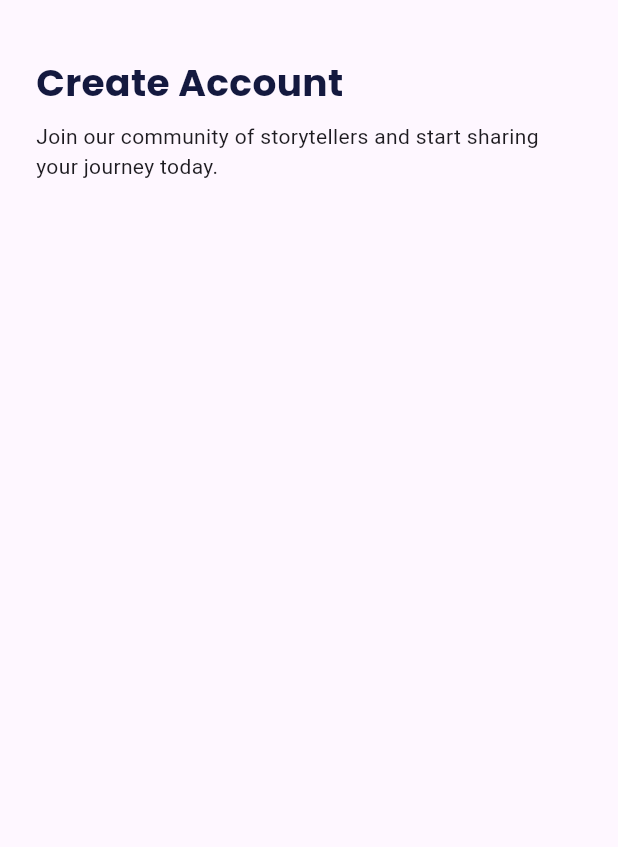
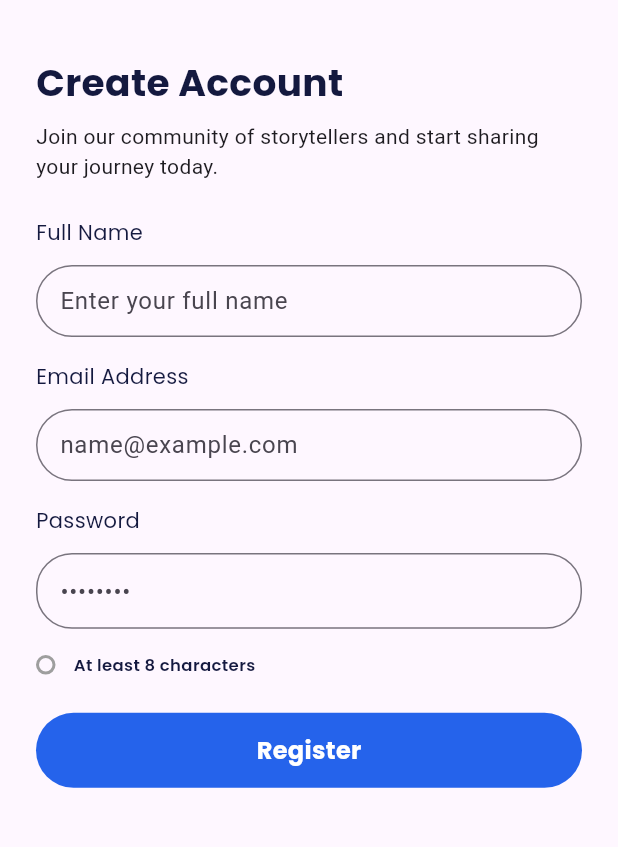
Before and after one commit to AchmadRijalu/ceritakita, a Flutter app: the RegisterView screen opened by its route, on a phone screen of 412 x 824 dp, the part 65-912 px from its top. Run offline on Flutter 3.47's test engine with Material 3 defaults, Android fonts, the phone set to English and light mode, and no system bars; our stand-ins replace another_flushbar, get_it, go_router, google_fonts; accounts and stored records are empty.

Commit message:
feat: implement register functionality

```diff
--- a/lib/providers/auth_provider.dart
+++ b/lib/providers/auth_provider.dart
@@ -1,6 +1,7 @@
 import 'package:ceritakita/Utils/base_state_provider.dart';
 import 'package:ceritakita/Utils/result.dart';
 import 'package:ceritakita/models/login_model.dart';
+import 'package:ceritakita/models/register_model.dart';
 import 'package:ceritakita/services/auth_repository.dart';
 import 'package:flutter/cupertino.dart';
 
@@ -11,6 +12,7 @@ class AuthProvider extends ChangeNotifier with BaseProvider {
     : _authRepository = authRepository;
 
   LoginModel? loginModel;
+  String? successMessage;
 
   Future<void> fetchLogin(String email, String password) async {
     setLoading();
@@ -31,6 +33,7 @@ class AuthProvider extends ChangeNotifier with BaseProvider {
 
     switch (result) {
       case Success(:final data):
+        successMessage = data;
         setSuccess();
       case Failure(:final message):
         setFailure(message);
--- a/lib/views/register_view.dart
+++ b/lib/views/register_view.dart
@@ -9,6 +9,19 @@ class RegisterView extends StatefulWidget {
 }
 
 class _RegisterViewState extends State<RegisterView> {
+  final GlobalKey<FormState> _formKey = GlobalKey<FormState>();
+  final TextEditingController _nameController = TextEditingController();
+  final TextEditingController _emailController = TextEditingController();
+  final TextEditingController _passwordController = TextEditingController();
+
+  @override
+  void dispose() {
+    _nameController.dispose();
+    _emailController.dispose();
+    _passwordController.dispose();
+    super.dispose();
+  }
+
   @override
   Widget build(BuildContext context) {
     return Scaffold(
@@ -18,9 +31,12 @@ class _RegisterViewState extends State<RegisterView> {
           "Cerita Kita",
           style: blackTextStyle.copyWith(fontSize: 24, fontWeight: bold),
         ),
+        shadowColor: greyColor,
       ),
       body: SingleChildScrollView(
         padding: const EdgeInsets.all(24),
+        child: Form(
+          key: _formKey,
           child: Column(
             crossAxisAlignment: CrossAxisAlignment.start,
             children: [
@@ -32,7 +48,105 @@ class _RegisterViewState extends State<RegisterView> {
               Text(
                 "Join our community of storytellers and start sharing your journey today.",
               ),
+              const SizedBox(height: 24),
+              CustomFormField(
+                title: "Full Name",
+                hintText: "Enter your full name",
+                controller: _nameController,
+                validator: (value) {
+                  if (value == null || value.trim().isEmpty) {
+                    return 'Full name is required';
+                  }
+                  return null;
+                },
+              ),
+              const SizedBox(height: 16),
+              CustomFormField(
+                title: "Email Address",
+                hintText: "name@example.com",
+                keyBoardType: TextInputType.emailAddress,
+                controller: _emailController,
+                validator: (value) {
+                  if (value == null || value.isEmpty) {
+                    return 'Email is required';
+                  }
+                  if (!RegExp(
+                    r'^[\w-.]+@([\w-]+\.)+[\w-]{2,4}$',
+                  ).hasMatch(value)) {
+                    return 'Enter a valid email';
+                  }
+                  return null;
+                },
+              ),
+              const SizedBox(height: 16),
+              CustomFormField(
+                title: "Password",
+                hintText: "••••••••",
+                keyBoardType: TextInputType.visiblePassword,
+                isPasswordField: true,
+                controller: _passwordController,
+                validator: (value) {
+                  if (value == null || value.isEmpty) {
+                    return 'Password is required';
+                  }
+                  if (value.length < 8) {
+                    return 'Password must be at least 8 characters';
+                  }
+                  return null;
+                },
+              ),
+              const SizedBox(height: 16),
+              Row(
+                children: [
+                  Container(
+                    width: 13,
+                    height: 13,
+                    decoration: BoxDecoration(
+                      shape: BoxShape.circle,
+                      border: Border.all(color: Colors.grey, width: 2),
+                    ),
+                  ),
+                  const SizedBox(width: 12),
+                  Text(
+                    'At least 8 characters',
+                    style: blackTextStyle.copyWith(
+                      fontSize: 11,
+                      fontWeight: semiBold,
+                    ),
+                  ),
                 ],
+              ),
+              const SizedBox(height: 24),
+              Consumer<AuthProvider>(
+                builder: (context, value, child) => CustomFilledButton(
+                  title: value.isLoading ? "Loading..." : "Register",
+                  onPressed: () async {
+                    if (_formKey.currentState!.validate()) {
+                      final authContext = context.read<AuthProvider>();
+                      await authContext.fetchRegister(
+                        _nameController.text,
+                        _emailController.text,
+                        _passwordController.text,
+                      );
+
+                      if (!mounted) return;
+
+                      if (authContext.isSuccess) {
+                        final message = authContext.successMessage ??
+                            'Registration successful';
+                        context.pop(message);
+                      } else if (authContext.isFailure) {
+                        showSnackBar(
+                          context,
+                          authContext.errorMessage ?? "Register Failed",
+                        );
+                      }
+                    }
+                  },
+                ),
+              ),
+            ],
+          ),
         ),
       ),
     );
--- a/lib/views/widgets/buttons.dart
+++ b/lib/views/widgets/buttons.dart
@@ -112,8 +112,10 @@ class _CustomFilledButtonState extends State<CustomFilledButton>
                         : Text(
                             widget.title,
                             key: ValueKey(widget.title),
-                            style: Theme.of(context).textTheme.labelLarge
-                                ?.copyWith(color: Colors.white, fontSize: 16),
+                            style: whiteTextStyle.copyWith(
+                              fontWeight: bold,
+                              fontSize: 16,
+                            ),
                           ),
                   ),
                 ),
```
Also changed, not shown: lib/models/register_model.dart (added, +17 -0 lines), lib/services/auth_repository.dart (+14 -4 lines), lib/shared/shared_method.dart (+7 -3 lines), lib/shared/theme.dart (+4 -9 lines), lib/views/login_view.dart (+10 -2 lines), 1 other file. Lines whose indentation alone changed are shown as unchanged.
